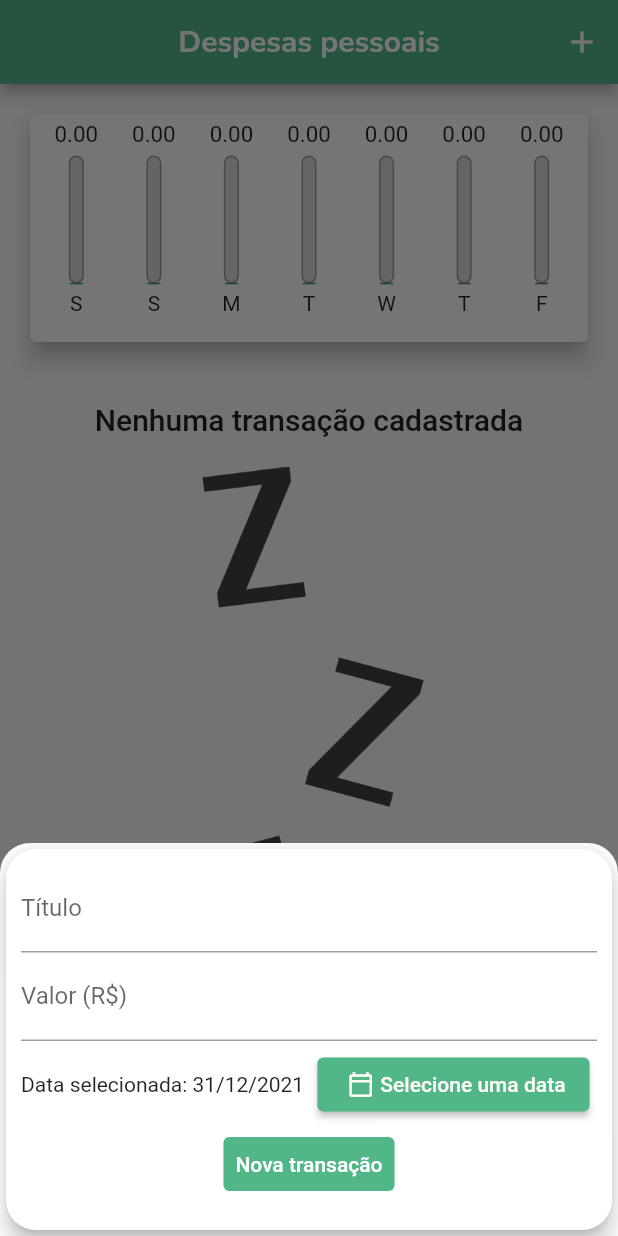
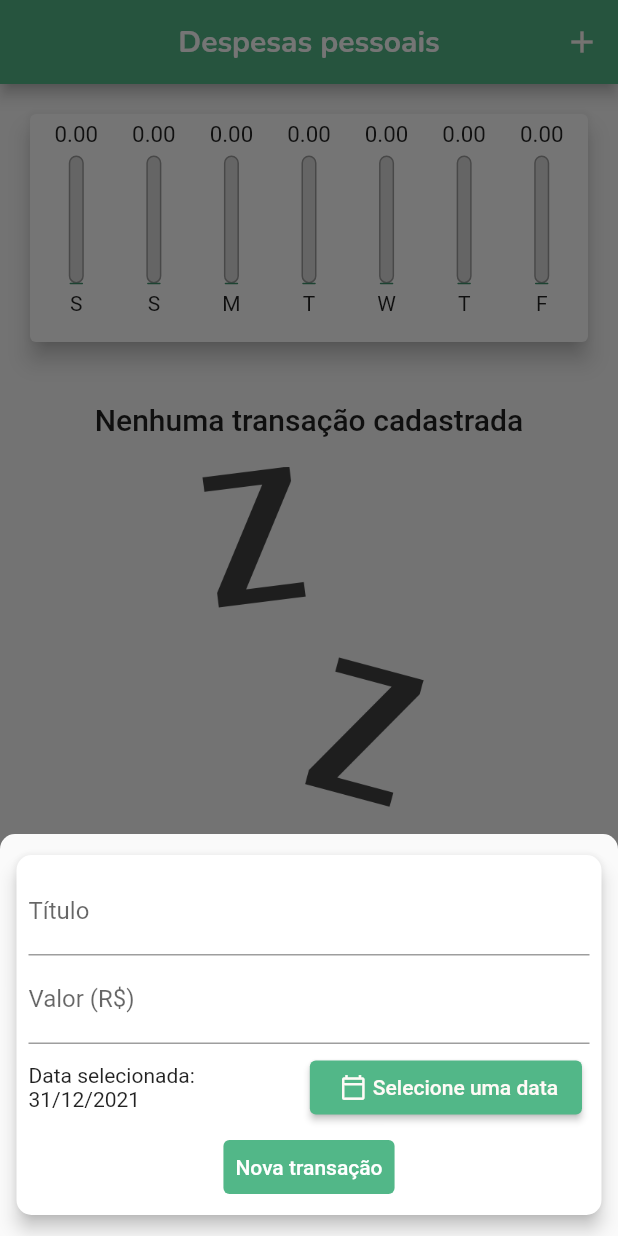
Before and after one commit to 5gMurilo/despesasPessoais, a Flutter app: the screen it shows after launch, after a tap on the "add" icon, on a phone screen of 412 x 824 dp. Run offline on Flutter 3.47's test engine with Material 2 defaults, Android fonts, the phone set to English and light mode, and no system bars.

Commit message:
form responsivity adjustment

```diff
--- a/lib/components/transaction_form.dart
+++ b/lib/components/transaction_form.dart
@@ -4,8 +4,7 @@ import 'package:intl/intl.dart';
 
 class TransactionForm extends StatefulWidget {
   final void Function(String, double, DateTime) onSubmit;
-  final bool isLandscape;
-  TransactionForm(this.onSubmit, this.isLandscape);
+  TransactionForm(this.onSubmit);
 
   @override
   State<TransactionForm> createState() => _TransactionFormState();
@@ -43,20 +42,20 @@ class _TransactionFormState extends State<TransactionForm> {
 
   @override
   Widget build(BuildContext context) {
-    return SingleChildScrollView(
-      child: Card(
+    return Card(
       elevation: 5,
       shape: RoundedRectangleBorder(
-          borderRadius: BorderRadius.all(Radius.circular(20)),
+        borderRadius: BorderRadius.only(
+            topRight: Radius.circular(10),
+            topLeft: Radius.circular(10),
+            bottomLeft: Radius.circular(10),
+            bottomRight: Radius.circular(10)),
       ),
       child: Padding(
-          padding: EdgeInsets.only(
-            top: 10,
-            right: 10,
-            left: 10,
-            bottom: MediaQuery.of(context).viewInsets.bottom + 20,
-          ),
+        padding: const EdgeInsets.all(8.0),
         child: Column(
+          crossAxisAlignment: CrossAxisAlignment.start,
+          mainAxisSize: MainAxisSize.max,
           children: [
             TextField(
               controller: _titleController,
@@ -65,8 +64,8 @@ class _TransactionFormState extends State<TransactionForm> {
                 floatingLabelStyle:
                     TextStyle(color: Theme.of(context).colorScheme.primary),
                 focusedBorder: UnderlineInputBorder(
-                    borderSide: BorderSide(
-                        color: Theme.of(context).colorScheme.primary),
+                  borderSide:
+                      BorderSide(color: Theme.of(context).colorScheme.primary),
                 ),
               ),
               onSubmitted: (_) => _submitform(),
@@ -109,7 +108,8 @@ class _TransactionFormState extends State<TransactionForm> {
                         Text('Selecione uma data')
                       ],
                     ),
-                      )),
+                  ),
+                ),
               ],
             ),
             Row(
@@ -125,9 +125,8 @@ class _TransactionFormState extends State<TransactionForm> {
                   ),
                 ),
               ],
-              )
+            ),
           ],
-          ),
         ),
       ),
     );
--- a/lib/main.dart
+++ b/lib/main.dart
@@ -70,11 +70,20 @@ class _MyHomePageState extends State<MyHomePage> {
     showModalBottomSheet(
         context: context,
         shape: RoundedRectangleBorder(
-            borderRadius: BorderRadius.vertical(top: Radius.circular(20))),
+            borderRadius: BorderRadius.vertical(top: Radius.circular(10))),
+        isScrollControlled: true,
         builder: (_) {
-          bool isLand =
-              MediaQuery.of(context).orientation == Orientation.landscape;
-          return TransactionForm(_addTransaction, isLand);
+          return SingleChildScrollView(
+            child: Padding(
+              padding: EdgeInsets.only(
+                top: 10,
+                bottom: MediaQuery.of(context).viewInsets.bottom + 10,
+                left: 7,
+                right: 7,
+              ),
+              child: TransactionForm(_addTransaction),
+            ),
+          );
         });
   }
 
```
Lines whose indentation alone changed are shown as unchanged.
